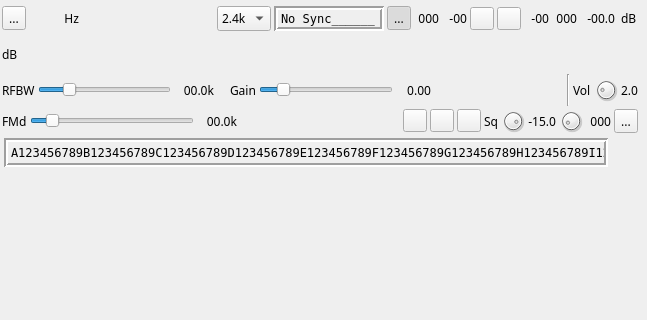
Before: the Qt Designer form plugins/channelrx/demoddsd/dsddemodgui.ui in f4exb/sdrangel, drawn with Qt 5; both pictures show x 0 to 647 and y 0 to 320 of the 647 by 841 pixel window.
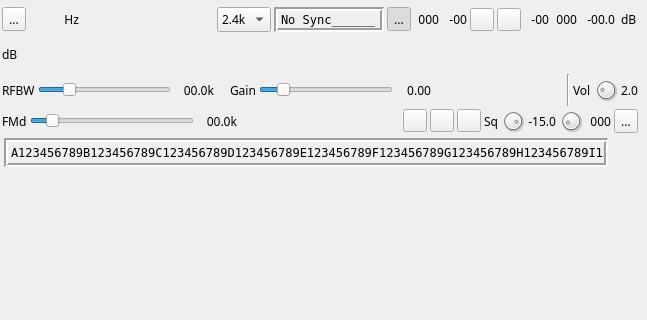
After: the same form once the commit is applied. Icons and pictures are not drawn. Custom widgets are drawn as their Qt base class.

Diff of the .ui file:
```diff
--- a/plugins/channelrx/demoddsd/dsddemodgui.ui
+++ b/plugins/channelrx/demoddsd/dsddemodgui.ui
@@ -73,6 +73,9 @@
     </property>
     <item>
      <layout class="QHBoxLayout" name="deltaFreqPowerLayout">
+      <property name="topMargin">
+       <number>2</number>
+      </property>
       <item>
        <layout class="QHBoxLayout" name="DeltaFrequencyLayout">
         <item>
@@ -110,7 +113,7 @@
           </property>
           <property name="font">
            <font>
-            <family>Monospace</family>
+            <family>DejaVu Sans Mono</family>
             <pointsize>12</pointsize>
            </font>
           </property>
```
Left out of the diff: 2 changed lines with no effect on the pictures.
